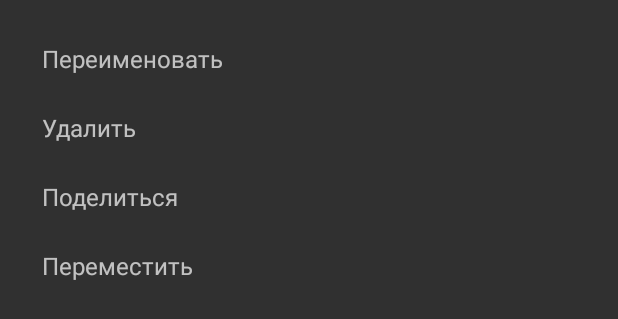
After one commit to ZeinInterite/b1Void, an Android app: the layout bottom_sheet_menu.xml on its own in the app's theme, with its tools: preview values and no code run, on a phone screen of 412 x 824 dp. The commit adds this screen. Shown: the top 319 px of the screen. Run offline under Robolectric (Android 15) with nearby library versions, the phone set to English and light mode, and no system bars.

Commit message:
фиксы

```diff
--- /dev/null
+++ b/app/src/main/res/layout/bottom_sheet_menu.xml
@@ -0,0 +1,48 @@
+<?xml version="1.0" encoding="utf-8"?>
+<LinearLayout xmlns:android="http://schemas.android.com/apk/res/android"
+    android:layout_width="match_parent"
+    android:layout_height="wrap_content"
+    android:orientation="vertical"
+    android:background="@color/back"
+    android:padding="16dp">
+
+    <TextView
+        android:id="@+id/menu_rename"
+        android:layout_width="match_parent"
+        android:layout_height="wrap_content"
+        android:text="Переименовать"
+        android:textSize="16sp"
+        android:padding="12dp"
+        android:clickable="true"
+        android:foreground="?attr/selectableItemBackground"/>
+
+    <TextView
+        android:id="@+id/menu_delete"
+        android:layout_width="match_parent"
+        android:layout_height="wrap_content"
+        android:text="Удалить"
+        android:textSize="16sp"
+        android:padding="12dp"
+        android:clickable="true"
+        android:foreground="?attr/selectableItemBackground"/>
+
+    <TextView
+        android:id="@+id/menu_share"
+        android:layout_width="match_parent"
+        android:layout_height="wrap_content"
+        android:text="Поделиться"
+        android:textSize="16sp"
+        android:padding="12dp"
+        android:clickable="true"
+        android:foreground="?attr/selectableItemBackground"/>
+
+    <TextView
+        android:id="@+id/menu_move"
+        android:layout_width="match_parent"
+        android:layout_height="wrap_content"
+        android:text="Переместить"
+        android:textSize="16sp"
+        android:padding="12dp"
+        android:clickable="true"
+        android:foreground="?attr/selectableItemBackground"/>
+</LinearLayout>
```
Also changed, not shown: app/src/main/java/com/example/b1void/activities/FileManagerActivity.kt (+143 -139 lines), app/src/main/java/com/example/b1void/adapters/FileAdapter.kt (+9 -1 lines), app/src/main/res/layout/item_file.xml (+5 -4 lines).
